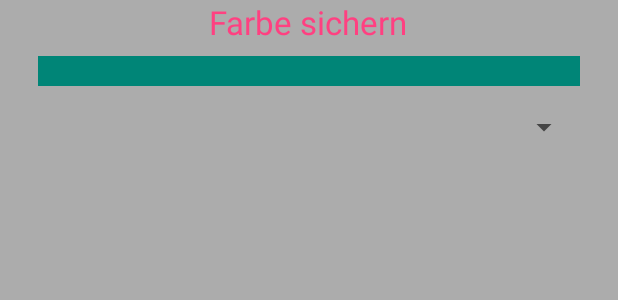
After one commit to rubal501/BluethoothLE-homeLight, an Android app: the layout fragment_dialog_predef_color.xml on its own in the app's theme, with its tools: preview values and no code run, on a phone screen of 412 x 824 dp. The commit adds this screen. Shown: the top 300 px of the screen. Run offline under Robolectric (Android 15) with nearby library versions, the phone set to English and light mode, and no system bars.

Commit message:
Sicherung voreinstellbare Farben

```diff
--- /dev/null
+++ b/ANDROID/btLeHomeLightApp/src/main/res/layout/fragment_dialog_predef_color.xml
@@ -0,0 +1,59 @@
+<?xml version="1.0" encoding="utf-8"?>
+<!--~~~~~~~~~~~~~~~~~~~~~~~~~~~~~~~~~~~~~~~~~~~~~~~~~~~~~~~~~~~~~~~~~~~~~~~~~~~
+  ~                                                                           ~
+  ~      project: ANDROID                                                     ~
+  ~      module: btlehomelight                                                ~
+  ~      class: fragment_dialog_predef_color.xml                              ~
+  ~      date: 2016-01-08                                                     ~
+  ~                                                                           ~
+  ~      Copyright (C) 2016  Dirk Marciniak                                   ~
+  ~                                                                           ~
+  ~      This program is free software: you can redistribute it and/or modify ~
+  ~      it under the terms of the GNU General Public License as published by ~
+  ~      the Free Software Foundation, either version 3 of the License, or    ~
+  ~      (at your option) any later version.                                  ~
+  ~                                                                           ~
+  ~      This program is distributed in the hope that it will be useful,      ~
+  ~      but WITHOUT ANY WARRANTY; without even the implied warranty of       ~
+  ~      MERCHANTABILITY or FITNESS FOR A PARTICULAR PURPOSE.  See the        ~
+  ~      GNU General Public License for more details.                         ~
+  ~                                                                           ~
+  ~      You should have received a copy of the GNU General Public License    ~
+  ~      along with this program.  If not, see <http://www.gnu.org/licenses/  ~
+  ~                                                                           ~
+  ~~~~~~~~~~~~~~~~~~~~~~~~~~~~~~~~~~~~~~~~~~~~~~~~~~~~~~~~~~~~~~~~~~~~~~~~~~~-->
+
+<LinearLayout xmlns:android="http://schemas.android.com/apk/res/android"
+              android:layout_width="match_parent"
+              android:layout_height="match_parent"
+              android:orientation="vertical">
+
+  <TextView
+      android:id="@+id/colorSaveHEaderTextView"
+      android:layout_width="wrap_content"
+      android:layout_height="wrap_content"
+      android:layout_gravity="center_horizontal"
+      android:text="@string/color_dialog_headline"
+      android:textAppearance="?android:attr/textAppearanceLarge"
+      android:textColor="@color/colorAccent"/>
+
+  <ImageView
+      android:id="@+id/colorPreviewImageView"
+      android:layout_width="match_parent"
+      android:layout_height="wrap_content"
+      android:layout_gravity="center_horizontal"
+      android:layout_marginLeft="25dp"
+      android:layout_marginRight="25dp"
+      android:layout_marginTop="8dp"
+      android:background="@color/accent_material_light"
+      android:minHeight="20dp"/>
+
+  <Spinner
+      android:id="@+id/predefColorSpinner"
+      android:layout_width="match_parent"
+      android:layout_height="wrap_content"
+      android:layout_gravity="center_horizontal"
+      android:layout_marginLeft="25dp"
+      android:layout_marginRight="25dp"
+      android:layout_marginTop="15dp"/>
+</LinearLayout>
```
Also changed, not shown: ANDROID/btLeHomeLightApp/src/main/res/layout/array_with_color_adapter_view.xml (added, +59 -0 lines), ANDROID/btLeHomeLightApp/src/main/res/values/strings.xml (+10 -0 lines).
